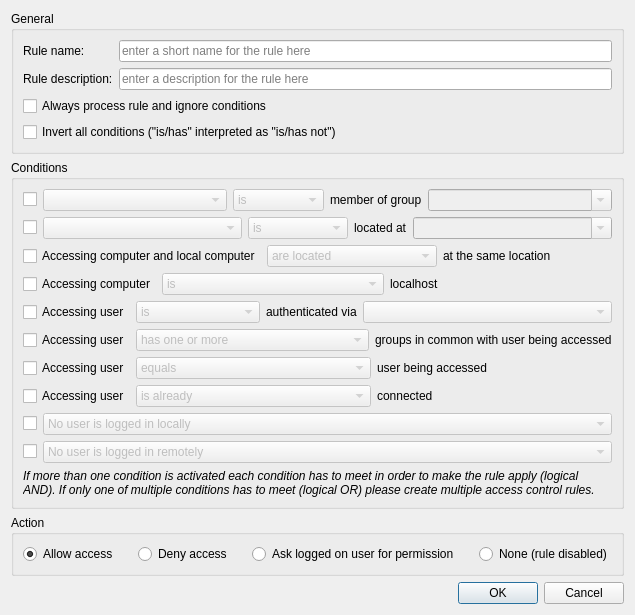
Old version of the form configurator/src/AccessControlRuleEditDialog.ui in the repository veyon/veyon.
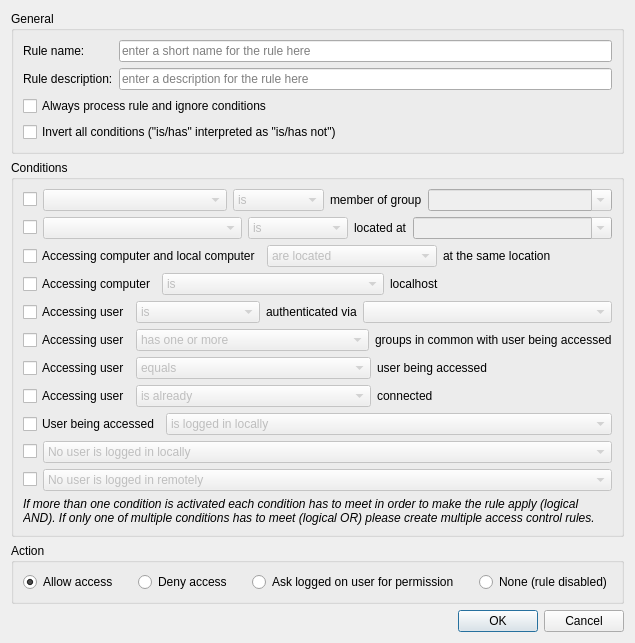
New version of the form.

Commit message: AccessControl: add condition AccessedUserLoggedInLocally

Patch:
```diff
--- a/configurator/src/AccessControlRuleEditDialog.ui
+++ b/configurator/src/AccessControlRuleEditDialog.ui
@@ -408,6 +408,34 @@
         </item>
        </layout>
       </item>
+      <item>
+       <layout class="QHBoxLayout" name="horizontalLayout_12" stretch="0,1">
+        <item>
+         <widget class="QCheckBox" name="isAccessedUserLoggedInLocally">
+          <property name="text">
+           <string>User being accessed</string>
+          </property>
+         </widget>
+        </item>
+        <item>
+         <widget class="QComboBox" name="invertIsAccessedUserLoggedInLocally">
+          <property name="enabled">
+           <bool>false</bool>
+          </property>
+          <item>
+           <property name="text">
+            <string>is logged in locally</string>
+           </property>
+          </item>
+          <item>
+           <property name="text">
+            <string>is logged in remotely</string>
+           </property>
+          </item>
+         </widget>
+        </item>
+       </layout>
+      </item>
       <item>
        <layout class="QHBoxLayout" name="horizontalLayout_8" stretch="0,1">
         <item>
```
Left out of the diff: 18 changed lines with no effect on the pictures. The commit also changes 3 other files.
